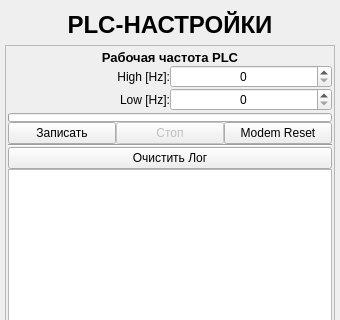
First picture: the form in ANDROID_FORMS/plc_settings_form.ui, repository DavidSiegman/PLC_RF_Configurator, before the edit; both pictures show x 0 to 340 and y 0 to 320 of the 340 by 560 pixel window.
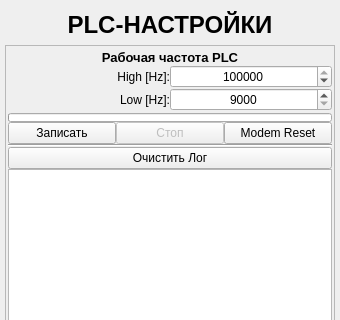
Second picture: the form after the edit. Icons and pictures are not drawn.

Commit message: 12.03.2019 8:36: Limits by PLC frequency settings on the form, Closing of Hands_enter_form

Diff of the .ui file:
```diff
--- a/ANDROID_FORMS/plc_settings_form.ui
+++ b/ANDROID_FORMS/plc_settings_form.ui
@@ -176,8 +176,11 @@
               <property name="alignment">
                <set>Qt::AlignCenter</set>
               </property>
+              <property name="minimum">
+               <number>9000</number>
+              </property>
               <property name="maximum">
-               <number>999999</number>
+               <number>125000</number>
               </property>
              </widget>
             </item>
@@ -242,8 +245,14 @@
               <property name="alignment">
                <set>Qt::AlignCenter</set>
               </property>
+              <property name="minimum">
+               <number>9000</number>
+              </property>
               <property name="maximum">
-               <number>999999</number>
+               <number>125000</number>
+              </property>
+              <property name="value">
+               <number>125000</number>
               </property>
              </widget>
             </item>
```
Left out of the diff: 3 changed lines with no effect on the pictures. The commit also changes 48 other files.
